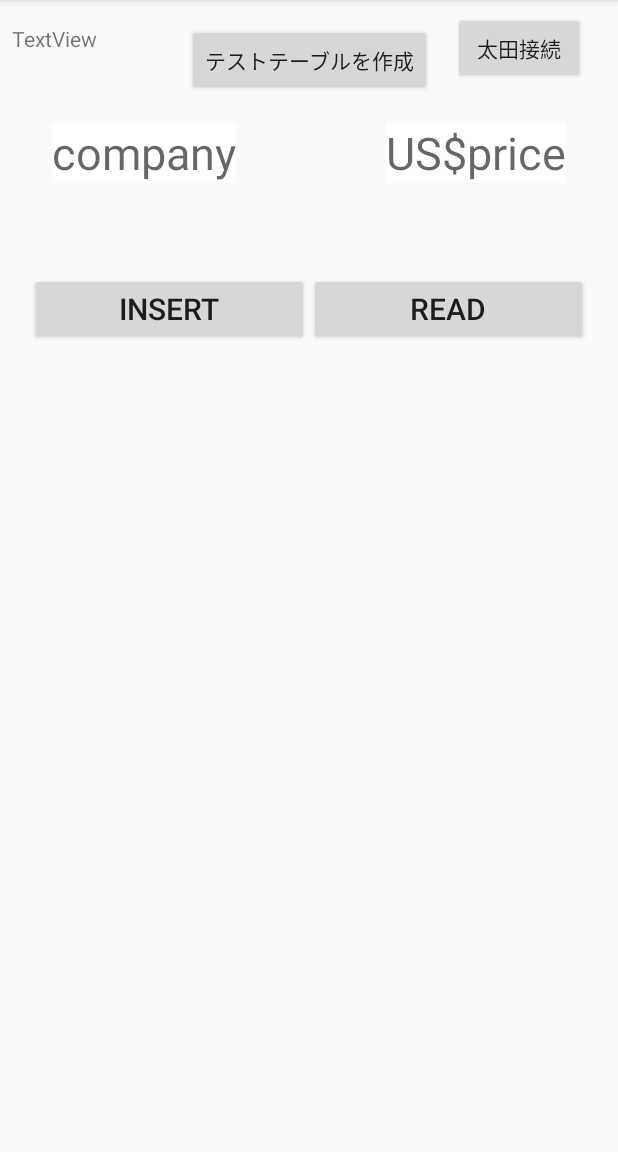
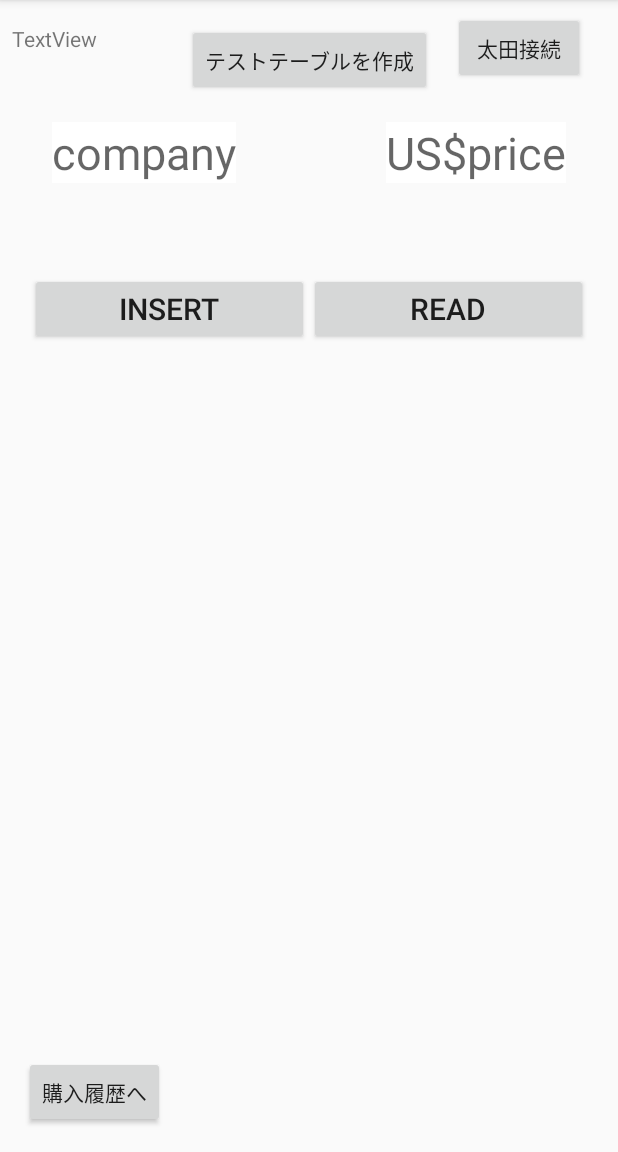
Before and after one commit to Toron-KUT/Android_studio, an Android app: the DatabaseConnectTestActivity screen opened directly, with no data from a screen before it, on a phone screen of 412 x 824 dp, the part 84-1236 px from its top. Run offline under Robolectric (Android 15) with nearby library versions, the phone set to English and light mode, and no system bars.

Commit message:
購入履歴

```diff
--- a/app/src/main/java/com/toron/marunakadeokaimono_test/DatabaseConnectTestActivity.java
+++ b/app/src/main/java/com/toron/marunakadeokaimono_test/DatabaseConnectTestActivity.java
@@ -1,6 +1,7 @@
 package com.toron.marunakadeokaimono_test;
 
 import android.content.ContentValues;
+import android.content.Intent;
 import android.database.Cursor;
 import android.database.sqlite.SQLiteDatabase;
 import android.database.sqlite.SQLiteException;
@@ -164,4 +165,9 @@ public class DatabaseConnectTestActivity extends AppCompatActivity {
             e.printStackTrace();
         }
     }
+
+    public void goHistory(View view){
+        Intent intent = new Intent(this, PurchaseHistroryActivity.class);
+        startActivity(intent);
+    }
 }
--- a/app/src/main/res/layout/activity_database_connect_test.xml
+++ b/app/src/main/res/layout/activity_database_connect_test.xml
@@ -109,4 +109,15 @@
         app:layout_constraintStart_toEndOf="@+id/button4"
         app:layout_constraintTop_toTopOf="parent" />
 
+    <Button
+        android:id="@+id/button11"
+        android:layout_width="wrap_content"
+        android:layout_height="wrap_content"
+        android:layout_marginStart="16dp"
+        android:layout_marginBottom="16dp"
+        android:onClick="goHistory"
+        android:text="購入履歴へ"
+        app:layout_constraintBottom_toBottomOf="parent"
+        app:layout_constraintStart_toStartOf="parent" />
+
 </android.support.constraint.ConstraintLayout>
```
